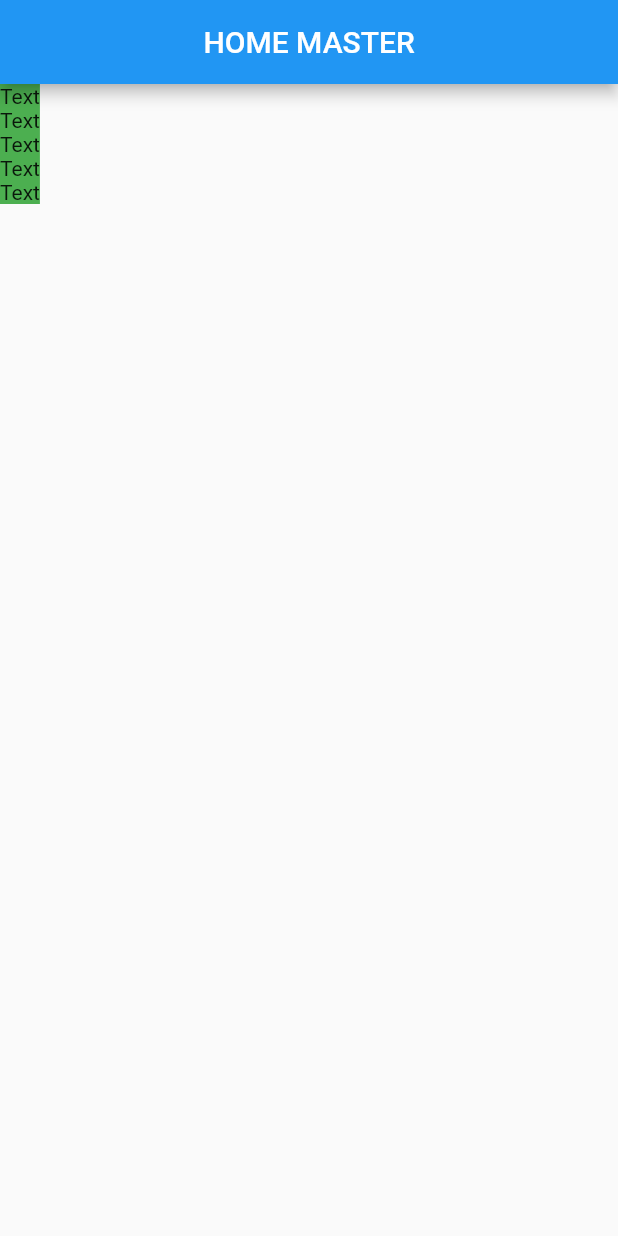
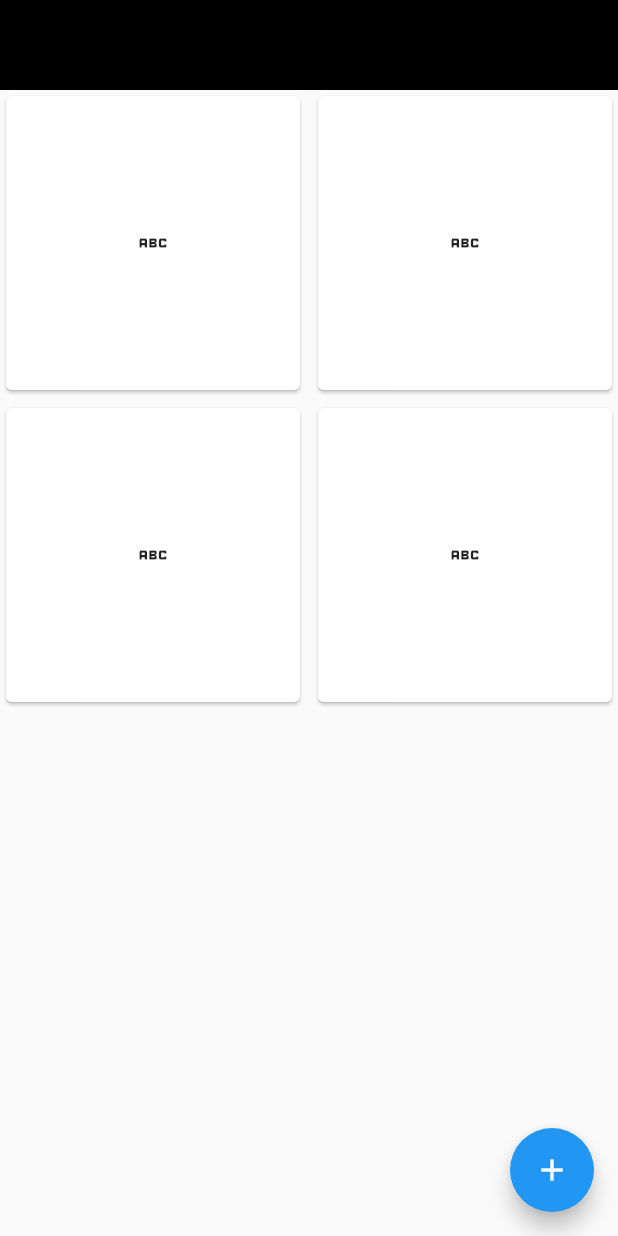
Before and after one commit to narekpog/flutter-classes, a Flutter app: the screen it shows after launch, on a phone screen of 412 x 824 dp. Run offline on Flutter 3.47's test engine with Material 2 defaults, Android fonts, the phone set to English and light mode, and no system bars.

Commit message:
home changes

```diff
--- a/lib/pages/home_page.dart
+++ b/lib/pages/home_page.dart
@@ -7,22 +7,65 @@
   @override
   Widget build(BuildContext context) {
     return Scaffold(
-      appBar: AppBar(
-        centerTitle: true,
-        title: const Text('HOME MASTER'),
+      floatingActionButton: FloatingActionButton(
+        onPressed: () {},
+        child: Icon(
+          Icons.add,
+        ),
+      ),
+      appBar: PreferredSize(
+        preferredSize: Size(
+          double.infinity,
+          60,
+        ),
+        child: Container(
+          color: Colors.black,
+        ),
       ),
       body: _buildBody(),
     );
   }
 
   Widget _buildBody() {
-    return Column(
-      children: const [
-        MyTextWidget(),
-        MyTextWidget(),
-        MyTextWidget(),
-        MyTextWidget(),
-        MyTextWidget(),
+    List<String> names = [
+      'asd',
+      'asddd',
+      '232',
+      'ewq',
+      'asdewqdd',
+    ];
+
+    return GridView(
+      gridDelegate: SliverGridDelegateWithFixedCrossAxisCount(
+        crossAxisCount: 2,
+        crossAxisSpacing: 4.0,
+        mainAxisSpacing: 4.0,
+      ),
+      children: [
+        Card(
+          child: IconButton(
+            icon: Icon(Icons.abc),
+            onPressed: () {},
+          ),
+        ),
+        Card(
+          child: IconButton(
+            icon: Icon(Icons.abc),
+            onPressed: () {},
+          ),
+        ),
+        Card(
+          child: IconButton(
+            icon: Icon(Icons.abc),
+            onPressed: () {},
+          ),
+        ),
+        Card(
+          child: IconButton(
+            icon: Icon(Icons.abc),
+            onPressed: () {},
+          ),
+        ),
       ],
     );
   }
```
